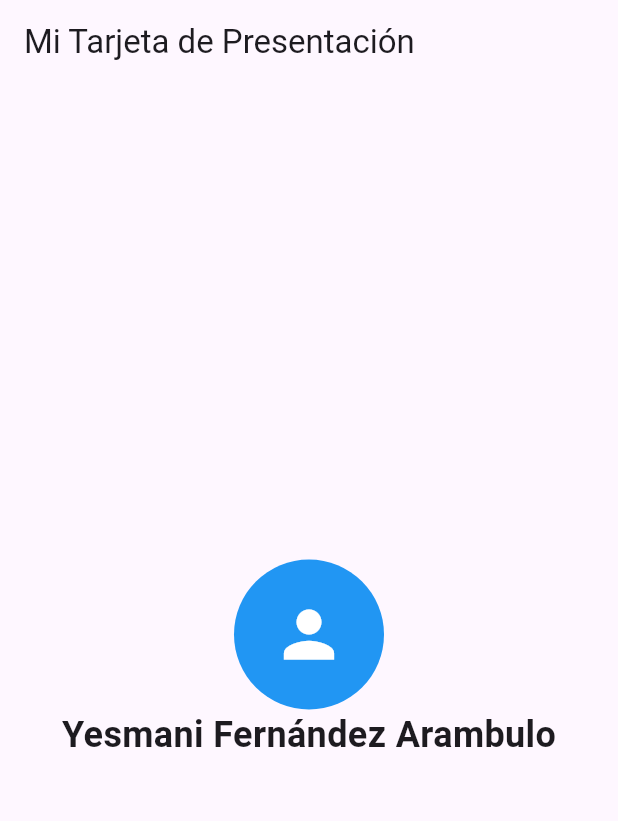
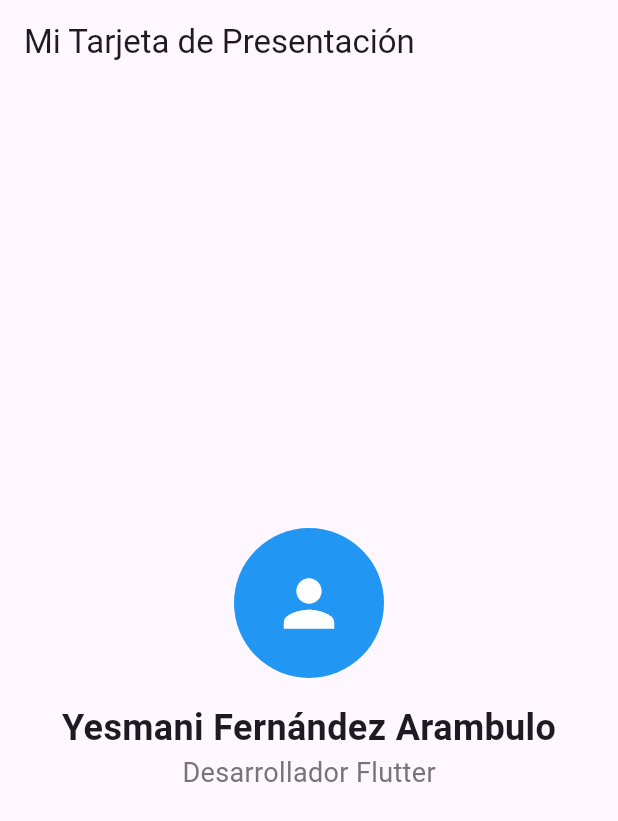
Before and after one commit to elingeyes/tarjetapresentacion, a Flutter app: the screen it shows after launch, on a phone screen of 412 x 824 dp. Shown: the top 821 px of the screen. Run offline on Flutter 3.47's test engine with Material 3 defaults, Android fonts, the phone set to English and light mode, and no system bars.

Commit message:
Informacion de especialidad

```diff
--- a/lib/main.dart
+++ b/lib/main.dart
@@ -26,6 +26,7 @@ class MyApp extends StatelessWidget {
                   color: Colors.white,
                 ),
               ),
+              SizedBox(height: 16),
               Text(
                 'Yesmani Fernández Arambulo',
                 style:TextStyle(
@@ -33,7 +34,13 @@ class MyApp extends StatelessWidget {
                   fontWeight: FontWeight.bold,
                 )
               ),
-
+              Text(
+                'Desarrollador Flutter',
+                style: TextStyle(
+                  fontSize: 18,
+                  color: Colors.grey[600],
+                ),
+              ),
             ],
           ),
         ),
```
